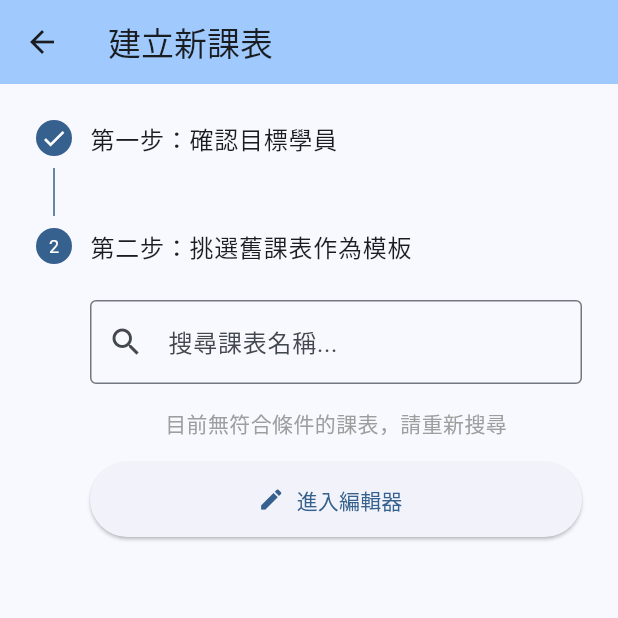
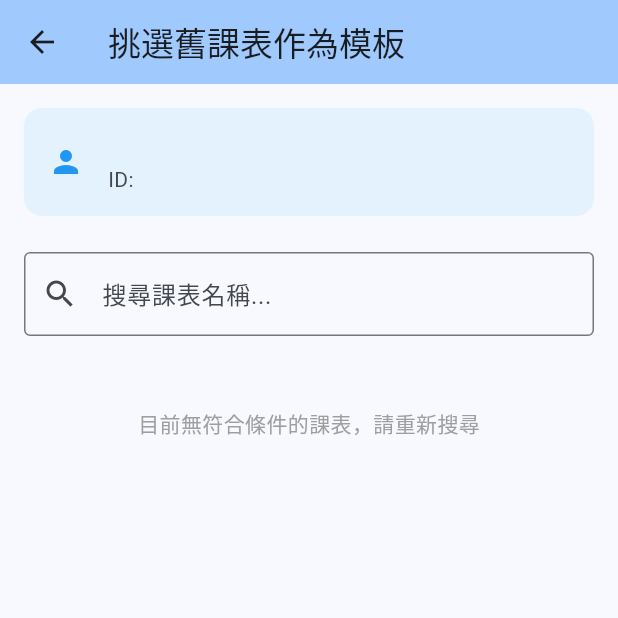
Before and after one commit to andy246643/liuanfitnessRPG, a Flutter app: the CreatePlanScreen screen opened directly with empty values, on a phone screen of 412 x 824 dp, the top half of it. Run offline on Flutter 3.47's test engine with Material 3 defaults, Android fonts, the light colour scheme and no system bars; our stand-ins replace audioplayers, fl_chart, supabase_flutter, vibration; accounts and stored records are empty.

```diff
--- a/coach_dashboard_app/lib/screens/create_plan_screen.dart
+++ b/coach_dashboard_app/lib/screens/create_plan_screen.dart
@@ -55,26 +55,15 @@ class _CreatePlanScreenState extends State<CreatePlanScreen> {
     }
   }
 
-  void _proceedToEditor() {
-    if (_selectedUserId == null) {
-      ScaffoldMessenger.of(context).showSnackBar(
-        const SnackBar(content: Text('請先選擇目標學員')),
-      );
-      return;
-    }
-    if (_selectedPlan == null) {
-      ScaffoldMessenger.of(context).showSnackBar(
-        const SnackBar(content: Text('請選擇一份舊課表作為模板')),
-      );
-      return;
-    }
+  void _proceedToEditor(WorkoutPlan selectedPlan) {
+    if (_selectedUserId == null) return;
 
     Navigator.push(
       context,
       MaterialPageRoute(
         builder: (context) => PlanEditorScreen(
           targetUserId: _selectedUserId!,
-          templatePlan: _selectedPlan!,
+          templatePlan: selectedPlan,
         ),
       ),
     );
@@ -84,44 +73,22 @@ class _CreatePlanScreenState extends State<CreatePlanScreen> {
   Widget build(BuildContext context) {
     return Scaffold(
       appBar: AppBar(
-        title: const Text('建立新課表'),
+        title: const Text('挑選舊課表作為模板'),
         backgroundColor: Theme.of(context).colorScheme.inversePrimary,
       ),
-      body: Stepper(
-        currentStep: _selectedUserId == null ? 0 : 1,
-        controlsBuilder: (context, details) {
-          if (details.currentStep == 1) {
-             return Padding(
-               padding: const EdgeInsets.only(top: 16.0),
-               child: ElevatedButton.icon(
-                 onPressed: _proceedToEditor,
-                 icon: const Icon(Icons.edit),
-                 label: const Text('進入編輯器'),
-                 style: ElevatedButton.styleFrom(
-                   minimumSize: const Size(double.infinity, 50),
-                 ),
-               ),
-             );
-          }
-          return const SizedBox.shrink();
-        },
-        steps: [
-          Step(
-            title: const Text('第一步：確認目標學員'),
-            content: ListTile(
+      body: Padding(
+        padding: const EdgeInsets.all(16.0),
+        child: Column(
+          crossAxisAlignment: CrossAxisAlignment.start,
+          children: [
+            ListTile(
               leading: const Icon(Icons.person, color: Colors.blue),
               title: Text(widget.traineeName, style: const TextStyle(fontWeight: FontWeight.bold, fontSize: 18)),
               subtitle: Text('ID: ${widget.traineeId}'),
               tileColor: Colors.blue.shade50,
               shape: RoundedRectangleBorder(borderRadius: BorderRadius.circular(12)),
             ),
-            isActive: true,
-            state: StepState.complete,
-          ),
-          Step(
-            title: const Text('第二步：挑選舊課表作為模板'),
-            content: Column(
-              children: [
+            const SizedBox(height: 24),
             TextField(
               decoration: const InputDecoration(
                 labelText: '搜尋課表名稱...',
@@ -135,36 +102,35 @@ class _CreatePlanScreenState extends State<CreatePlanScreen> {
               },
             ),
             const SizedBox(height: 16),
-                if (_isLoadingPlans) const CircularProgressIndicator(),
+            if (_isLoadingPlans) const Center(child: CircularProgressIndicator()),
             if (!_isLoadingPlans && _workoutPlans.isEmpty)
-                  const Text('目前無符合條件的課表，請重新搜尋', style: TextStyle(color: Colors.grey)),
+              const Center(
+                child: Padding(
+                  padding: EdgeInsets.all(32.0),
+                  child: Text('目前無符合條件的課表，請重新搜尋', style: TextStyle(color: Colors.grey)),
+                ),
+              ),
             if (_workoutPlans.isNotEmpty)
-                  ListView.builder(
-                    shrinkWrap: true,
-                    physics: const NeverScrollableScrollPhysics(),
+              Expanded(
+                child: ListView.builder(
                   itemCount: _workoutPlans.length,
                   itemBuilder: (context, index) {
                     final plan = _workoutPlans[index];
-                      final isSelected = _selectedPlan?.id == plan.id;
                     return Card(
-                        color: isSelected ? Theme.of(context).colorScheme.primaryContainer : null,
                       child: ListTile(
                         title: Text(plan.name, style: const TextStyle(fontWeight: FontWeight.bold)),
-                          subtitle: Text('ID: ${plan.id?.substring(0, 8)}...'),
-                          trailing: isSelected ? const Icon(Icons.check_circle, color: Colors.green) : null,
+                        trailing: const Icon(Icons.edit, color: Colors.grey),
                         onTap: () {
-                            setState(() => _selectedPlan = plan);
+                          // 直接進入編輯畫面，不需要再按鈕
+                          _proceedToEditor(plan);
                         },
                       ),
                     );
                   }
+                ),
               )
           ],
         ),
-            isActive: _selectedUserId != null,
-            state: _selectedPlan != null ? StepState.complete : StepState.indexed,
-          ),
-        ],
       ),
     );
   }
```
Lines whose indentation alone changed are shown as unchanged.
